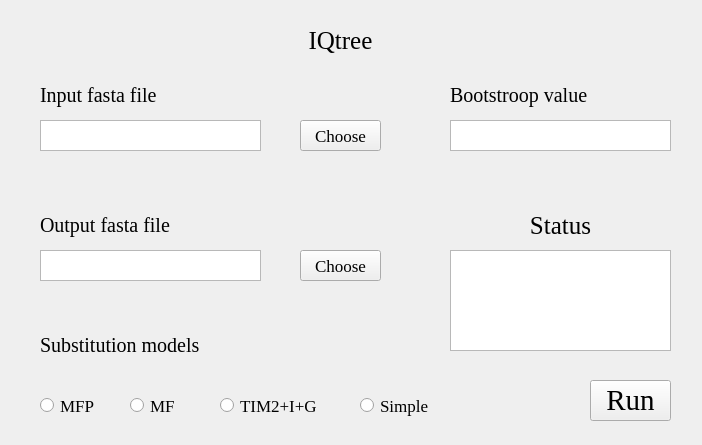
Qt form IQtree.ui (hzaurzli/MicroWorldOmics) before a commit.
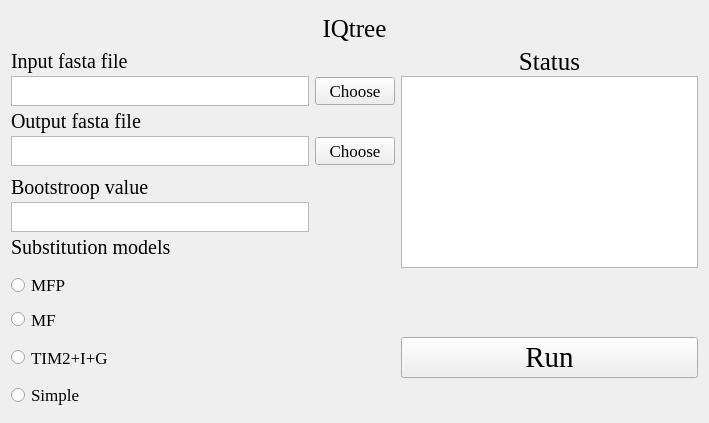
The same form after that commit. Icons and pictures are not drawn.

The edit to the form file:
```diff
--- a/IQtree.ui
+++ b/IQtree.ui
@@ -6,8 +6,8 @@
    <rect>
     <x>0</x>
     <y>0</y>
-    <width>702</width>
-    <height>445</height>
+    <width>709</width>
+    <height>423</height>
    </rect>
   </property>
   <property name="windowTitle">
@@ -16,355 +16,401 @@
   <property name="styleSheet">
    <string notr="true">background-image: url(D:/Documents/Desktop/bb.png)</string>
   </property>
-  <widget class="QLabel" name="label">
-   <property name="geometry">
-    <rect>
-     <x>290</x>
-     <y>20</y>
-     <width>101</width>
-     <height>41</height>
-    </rect>
-   </property>
-   <property name="font">
-    <font>
-     <family>Times New Roman</family>
-     <pointsize>19</pointsize>
-    </font>
-   </property>
-   <property name="text">
-    <string>IQtree</string>
-   </property>
-   <property name="alignment">
-    <set>Qt::AlignCenter</set>
-   </property>
-  </widget>
-  <widget class="QLabel" name="label_2">
-   <property name="geometry">
-    <rect>
-     <x>40</x>
-     <y>80</y>
-     <width>161</width>
-     <height>31</height>
-    </rect>
-   </property>
-   <property name="font">
-    <font>
-     <family>Times New Roman</family>
-     <pointsize>15</pointsize>
-    </font>
-   </property>
-   <property name="text">
-    <string>Input fasta file</string>
-   </property>
-   <property name="alignment">
-    <set>Qt::AlignLeading|Qt::AlignLeft|Qt::AlignVCenter</set>
-   </property>
-  </widget>
-  <widget class="QTextBrowser" name="textBrowser_2">
-   <property name="geometry">
-    <rect>
-     <x>40</x>
-     <y>120</y>
-     <width>221</width>
-     <height>31</height>
-    </rect>
-   </property>
-   <property name="styleSheet">
-    <string notr="true">background-image: url(D:/Documents/Desktop/white.png)</string>
-   </property>
-  </widget>
-  <widget class="QLabel" name="label_3">
-   <property name="geometry">
-    <rect>
-     <x>40</x>
-     <y>210</y>
-     <width>161</width>
-     <height>31</height>
-    </rect>
-   </property>
-   <property name="font">
-    <font>
-     <family>Times New Roman</family>
-     <pointsize>15</pointsize>
-    </font>
-   </property>
-   <property name="text">
-    <string>Output fasta file</string>
-   </property>
-   <property name="alignment">
-    <set>Qt::AlignLeading|Qt::AlignLeft|Qt::AlignVCenter</set>
-   </property>
-  </widget>
-  <widget class="QTextBrowser" name="textBrowser_3">
-   <property name="geometry">
-    <rect>
-     <x>40</x>
-     <y>250</y>
-     <width>221</width>
-     <height>31</height>
-    </rect>
-   </property>
-   <property name="styleSheet">
-    <string notr="true">background-image: url(D:/Documents/Desktop/white.png)</string>
-   </property>
-  </widget>
-  <widget class="QPushButton" name="pushButton_2">
-   <property name="geometry">
-    <rect>
-     <x>300</x>
-     <y>120</y>
-     <width>81</width>
-     <height>31</height>
-    </rect>
-   </property>
-   <property name="font">
-    <font>
-     <family>Times New Roman</family>
-     <pointsize>13</pointsize>
-    </font>
-   </property>
-   <property name="text">
-    <string>Choose</string>
-   </property>
-  </widget>
-  <widget class="QPushButton" name="pushButton_3">
-   <property name="geometry">
-    <rect>
-     <x>300</x>
-     <y>250</y>
-     <width>81</width>
-     <height>31</height>
-    </rect>
-   </property>
-   <property name="font">
-    <font>
-     <family>Times New Roman</family>
-     <pointsize>13</pointsize>
-    </font>
-   </property>
-   <property name="text">
-    <string>Choose</string>
-   </property>
-  </widget>
-  <widget class="QTextBrowser" name="textBrowser">
-   <property name="geometry">
-    <rect>
-     <x>450</x>
-     <y>250</y>
-     <width>221</width>
-     <height>101</height>
-    </rect>
-   </property>
-   <property name="styleSheet">
-    <string notr="true">background-image: url(D:/Documents/Desktop/white.png)</string>
-   </property>
-  </widget>
-  <widget class="QLabel" name="label_4">
-   <property name="geometry">
-    <rect>
-     <x>480</x>
-     <y>210</y>
-     <width>161</width>
-     <height>31</height>
-    </rect>
-   </property>
-   <property name="font">
-    <font>
-     <family>Times New Roman</family>
-     <pointsize>19</pointsize>
-    </font>
-   </property>
-   <property name="text">
-    <string>Status</string>
-   </property>
-   <property name="alignment">
-    <set>Qt::AlignCenter</set>
-   </property>
-  </widget>
-  <widget class="QPushButton" name="pushButton">
-   <property name="geometry">
-    <rect>
-     <x>590</x>
-     <y>380</y>
-     <width>81</width>
-     <height>41</height>
-    </rect>
-   </property>
-   <property name="font">
-    <font>
-     <family>Times New Roman</family>
-     <pointsize>22</pointsize>
-    </font>
-   </property>
-   <property name="styleSheet">
-    <string notr="true">background-image: url(D:/Documents/Desktop/white.png)</string>
-   </property>
-   <property name="text">
-    <string>Run</string>
-   </property>
-  </widget>
-  <widget class="QLabel" name="label_5">
-   <property name="geometry">
-    <rect>
-     <x>450</x>
-     <y>80</y>
-     <width>161</width>
-     <height>31</height>
-    </rect>
-   </property>
-   <property name="font">
-    <font>
-     <family>Times New Roman</family>
-     <pointsize>15</pointsize>
-    </font>
-   </property>
-   <property name="text">
-    <string>Bootstroop value</string>
-   </property>
-   <property name="alignment">
-    <set>Qt::AlignLeading|Qt::AlignLeft|Qt::AlignVCenter</set>
-   </property>
-  </widget>
-  <widget class="QRadioButton" name="radioButton">
-   <property name="geometry">
-    <rect>
-     <x>40</x>
-     <y>390</y>
-     <width>91</width>
-     <height>31</height>
-    </rect>
-   </property>
-   <property name="font">
-    <font>
-     <family>Times New Roman</family>
-     <pointsize>13</pointsize>
-    </font>
-   </property>
-   <property name="styleSheet">
-    <string notr="true">background-image: url(D:/Documents/Desktop/white.png)</string>
-   </property>
-   <property name="text">
-    <string>MFP</string>
-   </property>
-  </widget>
-  <widget class="QLabel" name="label_6">
-   <property name="geometry">
-    <rect>
-     <x>40</x>
-     <y>330</y>
-     <width>161</width>
-     <height>31</height>
-    </rect>
-   </property>
-   <property name="font">
-    <font>
-     <family>Times New Roman</family>
-     <pointsize>15</pointsize>
-    </font>
-   </property>
-   <property name="text">
-    <string>Substitution models</string>
-   </property>
-   <property name="alignment">
-    <set>Qt::AlignLeading|Qt::AlignLeft|Qt::AlignVCenter</set>
-   </property>
-  </widget>
-  <widget class="QRadioButton" name="radioButton_2">
-   <property name="geometry">
-    <rect>
-     <x>220</x>
-     <y>390</y>
-     <width>141</width>
-     <height>31</height>
-    </rect>
-   </property>
-   <property name="font">
-    <font>
-     <family>Times New Roman</family>
-     <pointsize>13</pointsize>
-    </font>
-   </property>
-   <property name="styleSheet">
-    <string notr="true">background-image: url(D:/Documents/Desktop/white.png)</string>
-   </property>
-   <property name="text">
-    <string>TIM2+I+G</string>
-   </property>
-  </widget>
-  <widget class="QRadioButton" name="radioButton_3">
-   <property name="geometry">
-    <rect>
-     <x>130</x>
-     <y>390</y>
-     <width>91</width>
-     <height>31</height>
-    </rect>
-   </property>
-   <property name="font">
-    <font>
-     <family>Times New Roman</family>
-     <pointsize>13</pointsize>
-    </font>
-   </property>
-   <property name="styleSheet">
-    <string notr="true">background-image: url(D:/Documents/Desktop/white.png)</string>
-   </property>
-   <property name="text">
-    <string>MF</string>
-   </property>
-  </widget>
-  <widget class="QTextEdit" name="textEdit">
-   <property name="geometry">
-    <rect>
-     <x>450</x>
-     <y>120</y>
-     <width>221</width>
-     <height>31</height>
-    </rect>
-   </property>
-   <property name="styleSheet">
-    <string notr="true">background-image: url(D:/Documents/Desktop/white.png)</string>
-   </property>
-  </widget>
-  <widget class="QRadioButton" name="radioButton_4">
-   <property name="geometry">
-    <rect>
-     <x>360</x>
-     <y>390</y>
-     <width>91</width>
-     <height>31</height>
-    </rect>
-   </property>
-   <property name="font">
-    <font>
-     <family>Times New Roman</family>
-     <pointsize>13</pointsize>
-    </font>
-   </property>
-   <property name="styleSheet">
-    <string notr="true">background-image: url(D:/Documents/Desktop/white.png)</string>
-   </property>
-   <property name="text">
-    <string>Simple</string>
-   </property>
-  </widget>
-  <zorder>label</zorder>
-  <zorder>label_2</zorder>
-  <zorder>textBrowser_2</zorder>
-  <zorder>label_3</zorder>
-  <zorder>textBrowser_3</zorder>
-  <zorder>pushButton_2</zorder>
-  <zorder>pushButton_3</zorder>
-  <zorder>textBrowser</zorder>
-  <zorder>label_4</zorder>
-  <zorder>pushButton</zorder>
-  <zorder>label_5</zorder>
-  <zorder>radioButton</zorder>
-  <zorder>label_6</zorder>
-  <zorder>textEdit</zorder>
-  <zorder>radioButton_3</zorder>
-  <zorder>radioButton_2</zorder>
-  <zorder>radioButton_4</zorder>
+  <layout class="QGridLayout" name="gridLayout_6">
+   <item row="0" column="1">
+    <layout class="QGridLayout" name="gridLayout">
+     <property name="verticalSpacing">
+      <number>0</number>
+     </property>
+     <item row="8" column="0">
+      <widget class="QLabel" name="label_6">
+       <property name="sizePolicy">
+        <sizepolicy hsizetype="Preferred" vsizetype="MinimumExpanding">
+         <horstretch>0</horstretch>
+         <verstretch>0</verstretch>
+        </sizepolicy>
+       </property>
+       <property name="maximumSize">
+        <size>
+         <width>16777215</width>
+         <height>30</height>
+        </size>
+       </property>
+       <property name="font">
+        <font>
+         <family>Times New Roman</family>
+         <pointsize>15</pointsize>
+        </font>
+       </property>
+       <property name="text">
+        <string>Substitution models</string>
+       </property>
+       <property name="alignment">
+        <set>Qt::AlignLeading|Qt::AlignLeft|Qt::AlignVCenter</set>
+       </property>
+      </widget>
+     </item>
+     <item row="18" column="0">
+      <widget class="QRadioButton" name="radioButton">
+       <property name="sizePolicy">
+        <sizepolicy hsizetype="Expanding" vsizetype="Expanding">
+         <horstretch>0</horstretch>
+         <verstretch>0</verstretch>
+        </sizepolicy>
+       </property>
+       <property name="maximumSize">
+        <size>
+         <width>16777215</width>
+         <height>16777215</height>
+        </size>
+       </property>
+       <property name="font">
+        <font>
+         <family>Times New Roman</family>
+         <pointsize>13</pointsize>
+        </font>
+       </property>
+       <property name="styleSheet">
+        <string notr="true">background-image: url(D:/tools/Pycharm/pyqt/logo/white.png);</string>
+       </property>
+       <property name="text">
+        <string>MFP</string>
+       </property>
+      </widget>
+     </item>
+     <item row="1" column="2">
+      <widget class="QLabel" name="label_4">
+       <property name="font">
+        <font>
+         <family>Times New Roman</family>
+         <pointsize>19</pointsize>
+        </font>
+       </property>
+       <property name="text">
+        <string>Status</string>
+       </property>
+       <property name="alignment">
+        <set>Qt::AlignCenter</set>
+       </property>
+      </widget>
+     </item>
+     <item row="20" column="0">
+      <widget class="QRadioButton" name="radioButton_2">
+       <property name="sizePolicy">
+        <sizepolicy hsizetype="Expanding" vsizetype="Expanding">
+         <horstretch>0</horstretch>
+         <verstretch>0</verstretch>
+        </sizepolicy>
+       </property>
+       <property name="maximumSize">
+        <size>
+         <width>16777215</width>
+         <height>16777215</height>
+        </size>
+       </property>
+       <property name="font">
+        <font>
+         <family>Times New Roman</family>
+         <pointsize>13</pointsize>
+        </font>
+       </property>
+       <property name="styleSheet">
+        <string notr="true">background-image: url(D:/tools/Pycharm/pyqt/logo/white.png);</string>
+       </property>
+       <property name="text">
+        <string>TIM2+I+G</string>
+       </property>
+      </widget>
+     </item>
+     <item row="19" column="0">
+      <widget class="QRadioButton" name="radioButton_3">
+       <property name="sizePolicy">
+        <sizepolicy hsizetype="Expanding" vsizetype="Expanding">
+         <horstretch>0</horstretch>
+         <verstretch>0</verstretch>
+        </sizepolicy>
+       </property>
+       <property name="maximumSize">
+        <size>
+         <width>16777215</width>
+         <height>16777215</height>
+        </size>
+       </property>
+       <property name="font">
+        <font>
+         <family>Times New Roman</family>
+         <pointsize>13</pointsize>
+        </font>
+       </property>
+       <property name="styleSheet">
+        <string notr="true">background-image: url(D:/tools/Pycharm/pyqt/logo/white.png);</string>
+       </property>
+       <property name="text">
+        <string>MF</string>
+       </property>
+      </widget>
+     </item>
+     <item row="21" column="0">
+      <widget class="QRadioButton" name="radioButton_4">
+       <property name="sizePolicy">
+        <sizepolicy hsizetype="Expanding" vsizetype="Expanding">
+         <horstretch>0</horstretch>
+         <verstretch>0</verstretch>
+        </sizepolicy>
+       </property>
+       <property name="maximumSize">
+        <size>
+         <width>16777215</width>
+         <height>16777215</height>
+        </size>
+       </property>
+       <property name="font">
+        <font>
+         <family>Times New Roman</family>
+         <pointsize>13</pointsize>
+        </font>
+       </property>
+       <property name="styleSheet">
+        <string notr="true">background-image: url(D:/tools/Pycharm/pyqt/logo/white.png);</string>
+       </property>
+       <property name="text">
+        <string>Simple</string>
+       </property>
+      </widget>
+     </item>
+     <item row="2" column="1">
+      <widget class="QPushButton" name="pushButton_2">
+       <property name="font">
+        <font>
+         <family>Times New Roman</family>
+         <pointsize>13</pointsize>
+        </font>
+       </property>
+       <property name="text">
+        <string>Choose</string>
+       </property>
+      </widget>
+     </item>
+     <item row="2" column="0">
+      <widget class="QTextBrowser" name="textBrowser_2">
+       <property name="sizePolicy">
+        <sizepolicy hsizetype="Expanding" vsizetype="MinimumExpanding">
+         <horstretch>0</horstretch>
+         <verstretch>0</verstretch>
+        </sizepolicy>
+       </property>
+       <property name="maximumSize">
+        <size>
+         <width>16777215</width>
+         <height>30</height>
+        </size>
+       </property>
+       <property name="styleSheet">
+        <string notr="true">background-image: url(D:/tools/Pycharm/pyqt/logo/white.png)</string>
+       </property>
+      </widget>
+     </item>
+     <item row="6" column="0">
+      <widget class="QLabel" name="label_5">
+       <property name="sizePolicy">
+        <sizepolicy hsizetype="Preferred" vsizetype="MinimumExpanding">
+         <horstretch>0</horstretch>
+         <verstretch>0</verstretch>
+        </sizepolicy>
+       </property>
+       <property name="maximumSize">
+        <size>
+         <width>16777215</width>
+         <height>30</height>
+        </size>
+       </property>
+       <property name="font">
+        <font>
+         <family>Times New Roman</family>
+         <pointsize>15</pointsize>
+        </font>
+       </property>
+       <property name="text">
+        <string>Bootstroop value</string>
+       </property>
+       <property name="alignment">
+        <set>Qt::AlignLeading|Qt::AlignLeft|Qt::AlignVCenter</set>
+       </property>
+      </widget>
+     </item>
+     <item row="7" column="0">
+      <widget class="QTextEdit" name="textEdit">
+       <property name="sizePolicy">
+        <sizepolicy hsizetype="Expanding" vsizetype="MinimumExpanding">
+         <horstretch>0</horstretch>
+         <verstretch>0</verstretch>
+        </sizepolicy>
+       </property>
+       <property name="maximumSize">
+        <size>
+         <width>16777215</width>
+         <height>30</height>
+        </size>
+       </property>
+       <property name="styleSheet">
+        <string notr="true">background-image: url(D:/Documents/Desktop/white.png)</string>
+       </property>
+      </widget>
+     </item>
+     <item row="1" column="0">
+      <widget class="QLabel" name="label_2">
+       <property name="sizePolicy">
+        <sizepolicy hsizetype="Preferred" vsizetype="MinimumExpanding">
+         <horstretch>0</horstretch>
+         <verstretch>0</verstretch>
+        </sizepolicy>
+       </property>
+       <property name="maximumSize">
+        <size>
+         <width>16777215</width>
+         <height>30</height>
+        </size>
+       </property>
+       <property name="font">
+        <font>
+         <family>Times New Roman</family>
+         <pointsize>15</pointsize>
+        </font>
+       </property>
+       <property name="text">
+        <string>Input fasta file</string>
+       </property>
+       <property name="alignment">
+        <set>Qt::AlignLeading|Qt::AlignLeft|Qt::AlignVCenter</set>
+       </property>
+      </widget>
+     </item>
+     <item row="3" column="0">
+      <widget class="QLabel" name="label_3">
+       <property name="sizePolicy">
+        <sizepolicy hsizetype="Preferred" vsizetype="MinimumExpanding">
+         <horstretch>0</horstretch>
+         <verstretch>0</verstretch>
+        </sizepolicy>
+       </property>
+       <property name="maximumSize">
+        <size>
+         <width>16777215</width>
+         <height>30</height>
+        </size>
+       </property>
+       <property name="font">
+        <font>
+         <family>Times New Roman</family>
+         <pointsize>15</pointsize>
+        </font>
+       </property>
+       <property name="text">
+        <string>Output fasta file</string>
+       </property>
+       <property name="alignment">
+        <set>Qt::AlignLeading|Qt::AlignLeft|Qt::AlignVCenter</set>
+       </property>
+      </widget>
+     </item>
+     <item row="0" column="0" colspan="3">
+      <widget class="QLabel" name="label">
+       <property name="sizePolicy">
+        <sizepolicy hsizetype="Preferred" vsizetype="MinimumExpanding">
+         <horstretch>0</horstretch>
+         <verstretch>0</verstretch>
+        </sizepolicy>
+       </property>
+       <property name="maximumSize">
+        <size>
+         <width>16777215</width>
+         <height>35</height>
+        </size>
+       </property>
+       <property name="font">
+        <font>
+         <family>Times New Roman</family>
+         <pointsize>19</pointsize>
+        </font>
+       </property>
+       <property name="text">
+        <string>IQtree</string>
+       </property>
+       <property name="alignment">
+        <set>Qt::AlignCenter</set>
+       </property>
+      </widget>
+     </item>
+     <item row="4" column="1">
+      <widget class="QPushButton" name="pushButton_3">
+       <property name="font">
+        <font>
+         <family>Times New Roman</family>
+         <pointsize>13</pointsize>
+        </font>
+       </property>
+       <property name="text">
+        <string>Choose</string>
+       </property>
+      </widget>
+     </item>
+     <item row="4" column="0">
+      <widget class="QTextBrowser" name="textBrowser_3">
+       <property name="sizePolicy">
+        <sizepolicy hsizetype="Expanding" vsizetype="MinimumExpanding">
+         <horstretch>0</horstretch>
+         <verstretch>0</verstretch>
+        </sizepolicy>
+       </property>
+       <property name="maximumSize">
+        <size>
+         <width>16777215</width>
+         <height>30</height>
+        </size>
+       </property>
+       <property name="styleSheet">
+        <string notr="true">background-image: url(D:/tools/Pycharm/pyqt/logo/white.png)</string>
+       </property>
+      </widget>
+     </item>
+     <item row="20" column="2">
+      <widget class="QPushButton" name="pushButton">
+       <property name="font">
+        <font>
+         <family>Times New Roman</family>
+         <pointsize>22</pointsize>
+        </font>
+       </property>
+       <property name="styleSheet">
+        <string notr="true">background-image: url(D:/Documents/Desktop/white.png)</string>
+       </property>
+       <property name="text">
+        <string>Run</string>
+       </property>
+      </widget>
+     </item>
+     <item row="2" column="2" rowspan="8">
+      <widget class="QTextBrowser" name="textBrowser">
+       <property name="sizePolicy">
+        <sizepolicy hsizetype="Expanding" vsizetype="Expanding">
+         <horstretch>0</horstretch>
+         <verstretch>0</verstretch>
+        </sizepolicy>
+       </property>
+       <property name="maximumSize">
+        <size>
+         <width>16777215</width>
+         <height>16777215</height>
+        </size>
+       </property>
+       <property name="styleSheet">
+        <string notr="true">background-image: url(D:/tools/Pycharm/pyqt/logo/white.png)</string>
+       </property>
+      </widget>
+     </item>
+    </layout>
+   </item>
+  </layout>
  </widget>
  <resources/>
  <connections/>
```
Left out of the diff: 6 changed lines with no effect on the pictures.
